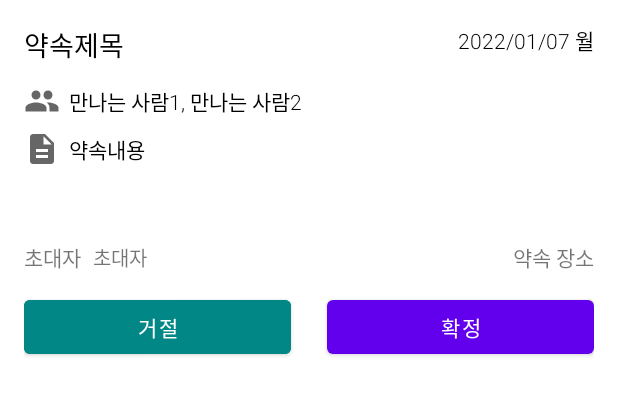
After one commit to pknujsp/CapstoneApp, an Android app: the layout item_view_invited_promise.xml on its own in the app's theme, with its tools: preview values and no code run, on a phone screen of 412 x 824 dp. The commit adds this screen. Shown: the top 395 px of the screen. Run offline under Robolectric (Android 15) with nearby library versions, the phone set to English and light mode, and no system bars.

Commit message:
리사이클러뷰에 사용될 약속 정보, 초대된 약속 정보 아이템 뷰 생성

```diff
--- /dev/null
+++ b/app/src/main/res/drawable/ic_baseline_description_24.xml
@@ -0,0 +1,10 @@
+<vector xmlns:android="http://schemas.android.com/apk/res/android"
+    android:width="24dp"
+    android:height="24dp"
+    android:viewportWidth="24"
+    android:viewportHeight="24"
+    android:tint="?attr/colorControlNormal">
+  <path
+      android:fillColor="@android:color/white"
+      android:pathData="M14,2L6,2c-1.1,0 -1.99,0.9 -1.99,2L4,20c0,1.1 0.89,2 1.99,2L18,22c1.1,0 2,-0.9 2,-2L20,8l-6,-6zM16,18L8,18v-2h8v2zM16,14L8,14v-2h8v2zM13,9L13,3.5L18.5,9L13,9z"/>
+</vector>
--- /dev/null
+++ b/app/src/main/res/drawable/ic_baseline_people_24.xml
@@ -0,0 +1,10 @@
+<vector xmlns:android="http://schemas.android.com/apk/res/android"
+    android:width="24dp"
+    android:height="24dp"
+    android:viewportWidth="24"
+    android:viewportHeight="24"
+    android:tint="?attr/colorControlNormal">
+  <path
+      android:fillColor="@android:color/white"
+      android:pathData="M16,11c1.66,0 2.99,-1.34 2.99,-3S17.66,5 16,5c-1.66,0 -3,1.34 -3,3s1.34,3 3,3zM8,11c1.66,0 2.99,-1.34 2.99,-3S9.66,5 8,5C6.34,5 5,6.34 5,8s1.34,3 3,3zM8,13c-2.33,0 -7,1.17 -7,3.5L1,19h14v-2.5c0,-2.33 -4.67,-3.5 -7,-3.5zM16,13c-0.29,0 -0.62,0.02 -0.97,0.05 1.16,0.84 1.97,1.97 1.97,3.45L17,19h6v-2.5c0,-2.33 -4.67,-3.5 -7,-3.5z"/>
+</vector>
--- /dev/null
+++ b/app/src/main/res/layout/item_view_invited_promise.xml
@@ -0,0 +1,131 @@
+<?xml version="1.0" encoding="utf-8"?>
+<com.google.android.material.card.MaterialCardView xmlns:android="http://schemas.android.com/apk/res/android"
+    xmlns:app="http://schemas.android.com/apk/res-auto"
+    android:layout_width="match_parent"
+    android:layout_height="250dp"
+    android:layout_margin="4dp"
+    android:background="?attr/selectableItemBackground"
+    android:clickable="true"
+    app:cardCornerRadius="8dp"
+    app:cardElevation="4dp">
+
+    <RelativeLayout
+        android:layout_width="match_parent"
+        android:layout_height="match_parent"
+        android:padding="12dp">
+
+        <TextView
+            android:id="@+id/title"
+            android:layout_width="wrap_content"
+            android:layout_height="wrap_content"
+            android:layout_alignParentLeft="true"
+            android:layout_alignParentTop="true"
+            android:layout_marginBottom="12dp"
+            android:layout_toLeftOf="@id/dateTime"
+            android:fontFamily="sans-serif-light"
+            android:text="약속제목"
+            android:textColor="@color/black"
+            android:textSize="18sp" />
+
+        <TextView
+            android:id="@+id/dateTime"
+            android:layout_width="wrap_content"
+            android:layout_height="wrap_content"
+            android:layout_alignParentTop="true"
+            android:layout_alignParentRight="true"
+            android:fontFamily="sans-serif-light"
+            android:text="2022/01/07 월"
+            android:textColor="@color/black"
+            android:textSize="14sp" />
+
+        <TextView
+            android:id="@+id/people"
+            android:layout_width="match_parent"
+            android:layout_height="wrap_content"
+            android:layout_below="@id/title"
+            android:layout_alignParentLeft="true"
+            android:layout_marginBottom="8dp"
+            android:drawableLeft="@drawable/ic_baseline_people_24"
+            android:drawablePadding="6dp"
+            android:fontFamily="sans-serif-light"
+            android:gravity="center_vertical"
+            android:text="만나는 사람1, 만나는 사람2"
+            android:textColor="@color/black"
+            android:textSize="14sp" />
+
+        <FrameLayout
+            android:layout_width="match_parent"
+            android:layout_height="match_parent"
+            android:layout_above="@id/inviteeLabel"
+            android:layout_below="@id/people"
+            android:layout_alignParentLeft="true">
+
+            <TextView
+                android:id="@+id/description"
+                android:layout_width="match_parent"
+                android:layout_height="wrap_content"
+                android:drawableLeft="@drawable/ic_baseline_description_24"
+                android:drawablePadding="6dp"
+                android:fontFamily="sans-serif-light"
+                android:gravity="center_vertical"
+                android:text="@string/promiseDescription"
+                android:textColor="@color/black"
+                android:textSize="14sp" />
+        </FrameLayout>
+
+        <TextView
+            android:id="@+id/inviteeLabel"
+            android:layout_width="wrap_content"
+            android:layout_height="wrap_content"
+            android:layout_above="@id/btnLayout"
+            android:layout_alignParentLeft="true"
+            android:text="@string/invitee" />
+
+        <TextView
+            android:id="@+id/invitee"
+            android:layout_width="wrap_content"
+            android:layout_height="wrap_content"
+            android:layout_alignBaseline="@id/inviteeLabel"
+            android:layout_marginLeft="8dp"
+            android:layout_toRightOf="@id/inviteeLabel"
+            android:text="초대자"
+            android:textSize="13sp" />
+
+        <TextView
+            android:id="@+id/location"
+            android:layout_width="wrap_content"
+            android:layout_height="wrap_content"
+            android:layout_above="@id/btnLayout"
+            android:layout_alignParentRight="true"
+            android:text="@string/promise_location" />
+
+        <LinearLayout
+            android:id="@+id/btnLayout"
+            android:layout_width="match_parent"
+            android:layout_height="wrap_content"
+            android:layout_alignParentBottom="true"
+            android:layout_marginTop="12dp"
+            android:gravity="center_vertical"
+            android:orientation="horizontal">
+
+            <Button
+                android:id="@+id/refusalBtn"
+                android:layout_width="0dp"
+                android:layout_height="wrap_content"
+                android:layout_marginRight="12dp"
+                android:layout_weight="1"
+                android:backgroundTint="@color/design_default_color_secondary_variant"
+                android:text="@string/refusal" />
+
+            <Button
+                android:id="@+id/acceptanceBtn"
+                android:layout_width="0dp"
+                android:layout_height="wrap_content"
+                android:layout_marginLeft="12dp"
+                android:layout_weight="1"
+                android:text="@string/acceptance" />
+
+        </LinearLayout>
+
+    </RelativeLayout>
+</com.google.android.material.card.MaterialCardView>
--- a/app/src/main/res/values/colors.xml
+++ b/app/src/main/res/values/colors.xml
@@ -7,4 +7,6 @@
     <color name="teal_700">#FF018786</color>
     <color name="black">#FF000000</color>
     <color name="white">#FFFFFFFF</color>
+
+    <color name="promiseBackgroundColor">#B6B6B6</color>
 </resources>
--- a/app/src/main/res/values/strings.xml
+++ b/app/src/main/res/values/strings.xml
@@ -42,4 +42,9 @@
     <string name="notification_basic_setting">알림 기본 설정</string>
     <string name="notification_screen_switch">화면 켜짐 여부</string>
     <string name="notification_default_settings">알림 기본 설정</string>
+    <string name="edit">수정</string>
+    <string name="promise_location">약속 장소</string>
+    <string name="invitee">초대자</string>
+    <string name="refusal">거절</string>
+    <string name="acceptance">확정</string>
 </resources>
```
Also changed, not shown: app/src/main/res/layout/item_view_promise.xml (added, +94 -0 lines).
